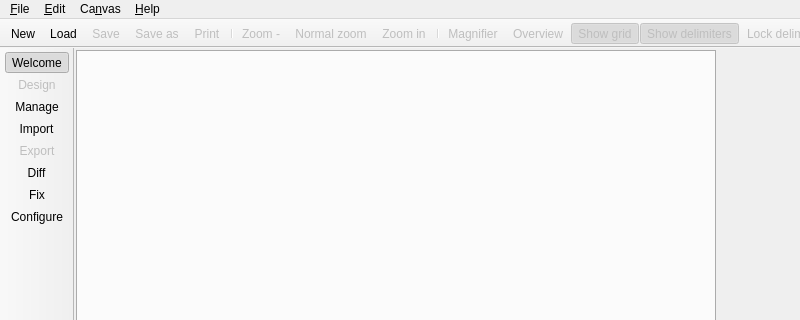
This is libs/libgui/ui/mainwindow.ui in arichiardi/pgmodeler as Qt 5 draws it before an edit; both pictures show x 0 to 800 and y 0 to 320 of the 1000 by 830 pixel window. The edited form follows.
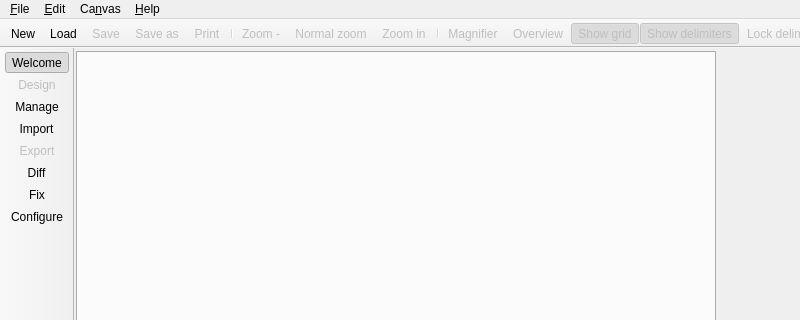
This is the edited form. The open tabs and pages were chosen to show the change. Icons and pictures are not drawn.

Patch:
```diff
--- a/libs/libgui/ui/mainwindow.ui
+++ b/libs/libgui/ui/mainwindow.ui
@@ -47,9 +47,6 @@
   <property name="styleSheet">
    <string notr="true"/>
   </property>
-  <property name="toolButtonStyle">
-   <enum>Qt::ToolButtonStyle::ToolButtonTextOnly</enum>
-  </property>
   <property name="animated">
    <bool>false</bool>
   </property>
@@ -109,7 +106,7 @@
          <number>2</number>
         </property>
         <property name="topMargin">
-         <number>2</number>
+         <number>3</number>
         </property>
         <property name="rightMargin">
          <number>2</number>
```
